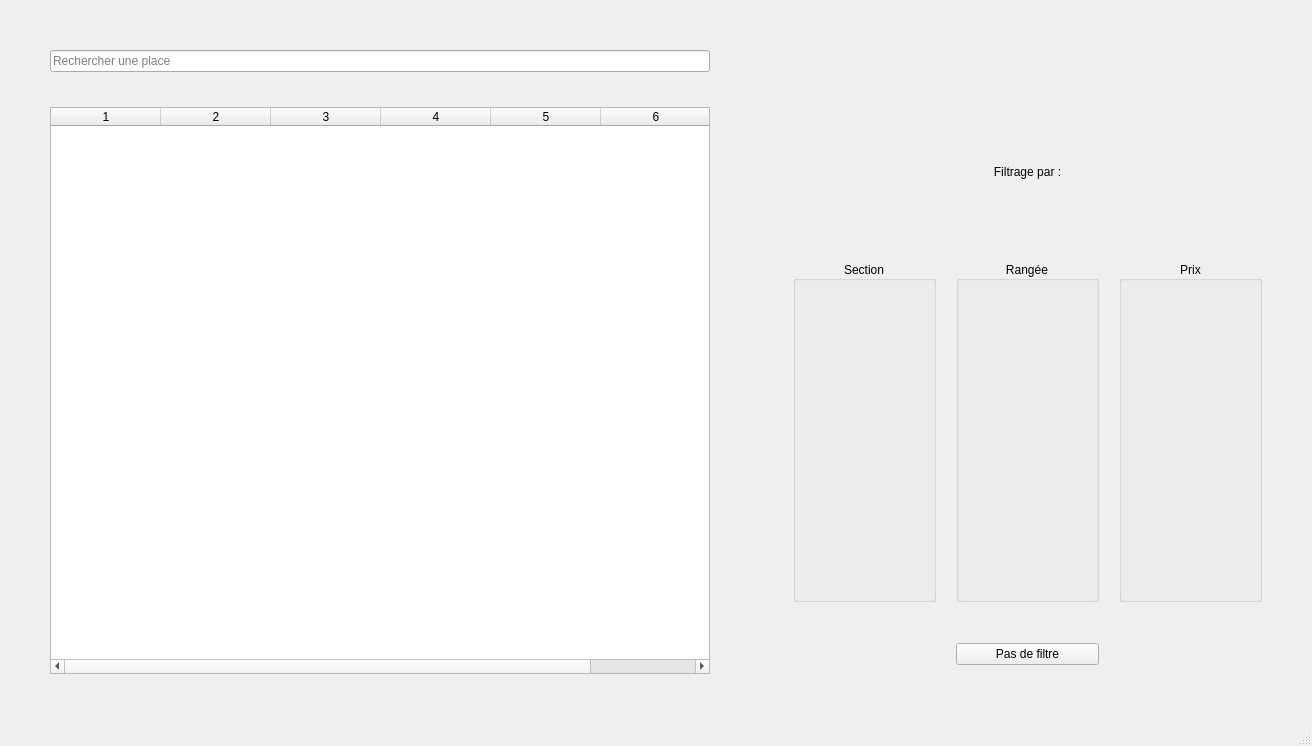
Qt form clientwindow.ui (Chris-Manuelpipo/ModelePublication) before a commit.
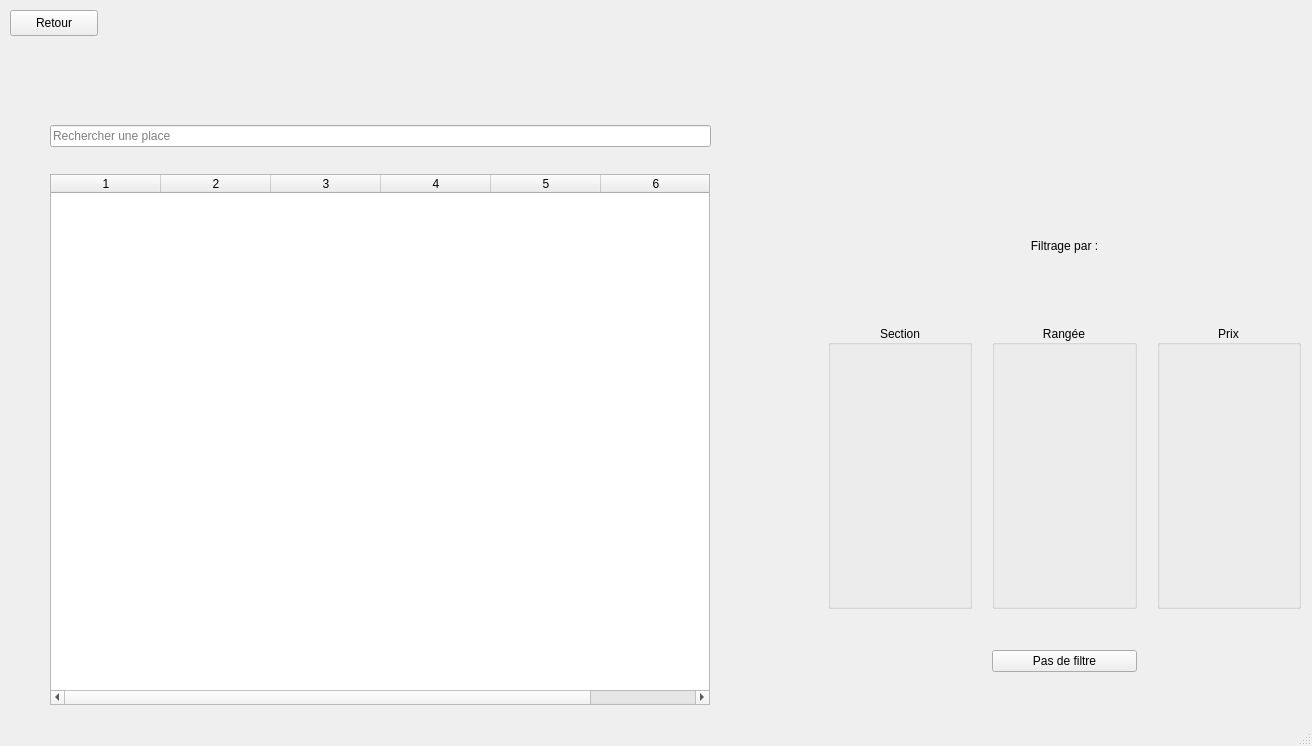
The same form after that commit. Icons and pictures are not drawn.

```diff
--- a/clientwindow.ui
+++ b/clientwindow.ui
@@ -14,44 +14,18 @@
    <string>Publication des places d'un stade de football</string>
   </property>
   <widget class="QWidget" name="centralwidget">
-   <layout class="QGridLayout" name="gridLayout_8" rowstretch="4,1" columnstretch="0,0" columnminimumwidth="1,1">
-    <property name="leftMargin">
-     <number>50</number>
-    </property>
-    <property name="topMargin">
-     <number>50</number>
-    </property>
-    <property name="rightMargin">
-     <number>50</number>
-    </property>
-    <property name="bottomMargin">
-     <number>50</number>
-    </property>
-    <property name="horizontalSpacing">
-     <number>75</number>
-    </property>
-    <property name="verticalSpacing">
-     <number>35</number>
-    </property>
-    <item row="0" column="0">
-     <layout class="QGridLayout" name="gridLayout_7" rowstretch="0" columnstretch="0">
-      <property name="sizeConstraint">
-       <enum>QLayout::SetDefaultConstraint</enum>
-      </property>
-      <item row="0" column="0">
-       <widget class="QLineEdit" name="inputRecherche_3">
-        <property name="placeholderText">
-         <string>Rechercher une place</string>
-        </property>
-       </widget>
-      </item>
-     </layout>
-    </item>
-    <item row="1" column="0">
      <widget class="QTableWidget" name="tableRessources">
       <property name="enabled">
        <bool>true</bool>
       </property>
+    <property name="geometry">
+     <rect>
+      <x>50</x>
+      <y>174</y>
+      <width>660</width>
+      <height>531</height>
+     </rect>
+    </property>
       <property name="minimumSize">
        <size>
         <width>660</width>
@@ -125,8 +99,50 @@
       <column/>
       <column/>
      </widget>
-    </item>
-    <item row="1" column="1">
+   <widget class="QPushButton" name="pushButton">
+    <property name="geometry">
+     <rect>
+      <x>10</x>
+      <y>10</y>
+      <width>88</width>
+      <height>26</height>
+     </rect>
+    </property>
+    <property name="text">
+     <string>Retour</string>
+    </property>
+   </widget>
+   <widget class="QWidget" name="">
+    <property name="geometry">
+     <rect>
+      <x>50</x>
+      <y>111</y>
+      <width>661</width>
+      <height>51</height>
+     </rect>
+    </property>
+    <layout class="QGridLayout" name="gridLayout_7" rowstretch="0" columnstretch="0">
+     <property name="sizeConstraint">
+      <enum>QLayout::SetDefaultConstraint</enum>
+     </property>
+     <item row="0" column="0">
+      <widget class="QLineEdit" name="inputRecherche_3">
+       <property name="placeholderText">
+        <string>Rechercher une place</string>
+       </property>
+      </widget>
+     </item>
+    </layout>
+   </widget>
+   <widget class="QWidget" name="">
+    <property name="geometry">
+     <rect>
+      <x>820</x>
+      <y>190</y>
+      <width>481</width>
+      <height>491</height>
+     </rect>
+    </property>
      <layout class="QGridLayout" name="gridLayout_9" rowstretch="100,300,80" columnstretch="100,100,100" rowminimumheight="5,150,40" columnminimumwidth="25,25,25">
       <property name="leftMargin">
        <number>8</number>
@@ -234,8 +250,7 @@
        </widget>
       </item>
      </layout>
-    </item>
-   </layout>
+   </widget>
   </widget>
   <widget class="QMenuBar" name="menubar">
    <property name="geometry">
```
Lines whose indentation alone changed are shown as unchanged.
